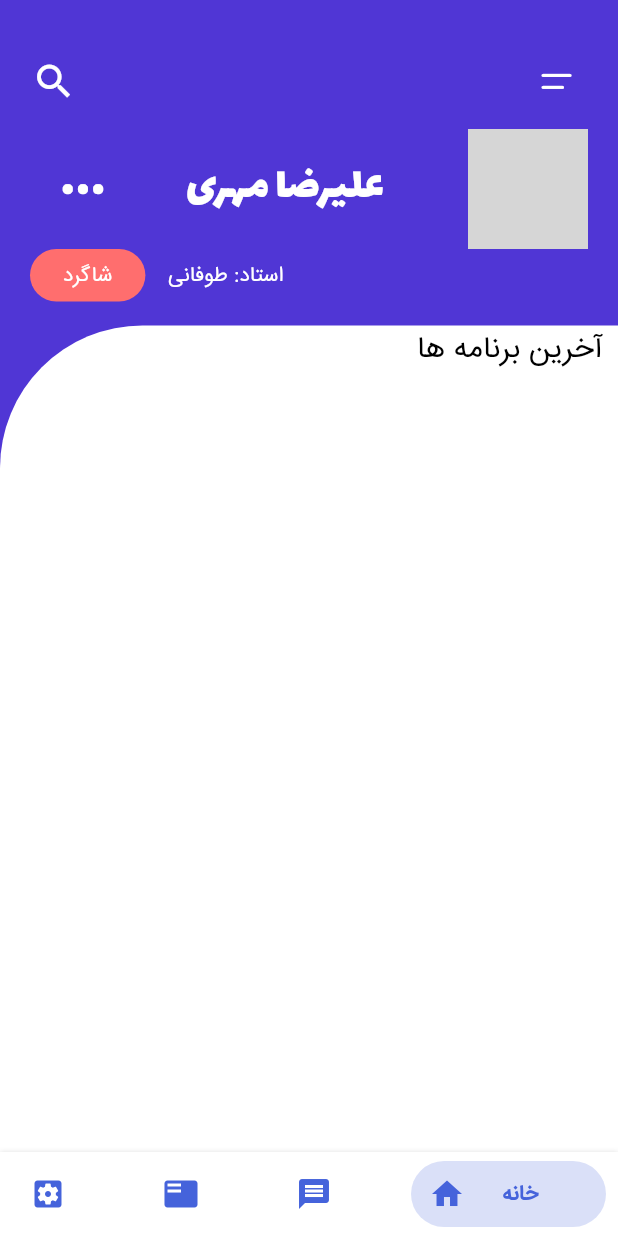
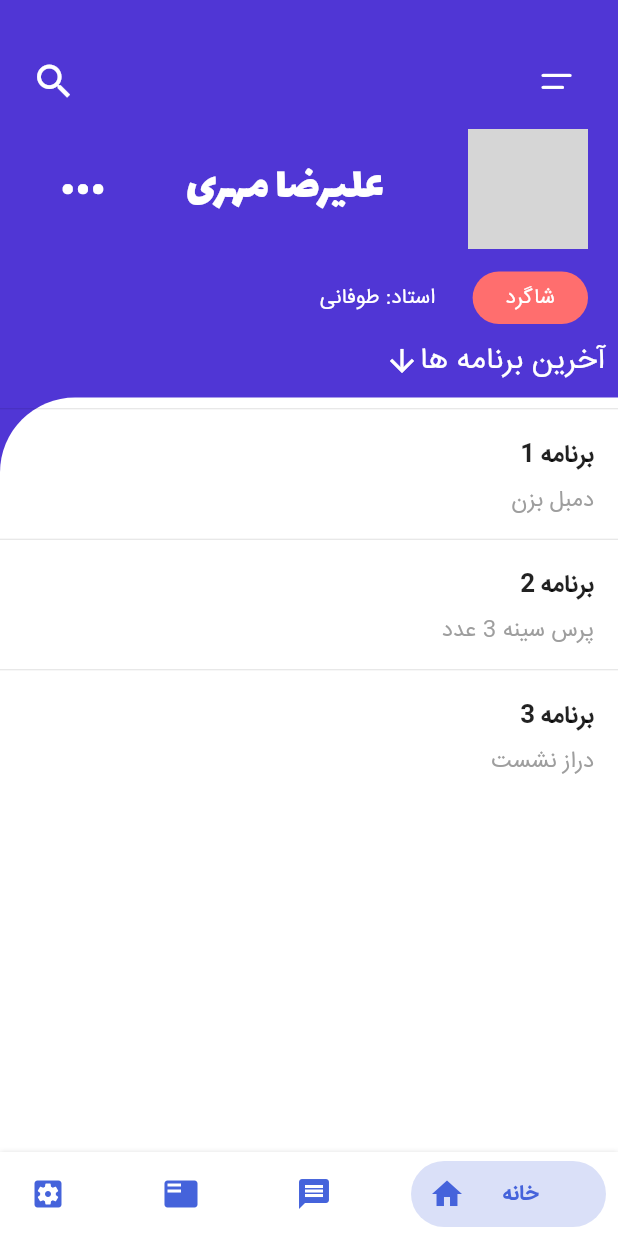
Before and after one commit to alireza-mehri/planner, a Flutter app: the Homemain screen opened by its route, on a phone screen of 412 x 824 dp. Run offline on Flutter 3.47's test engine with Material 2 defaults, Android fonts, the phone set to English and light mode, and no system bars; our stand-ins replace flare_flutter, font_awesome_flutter; network calls fail; project files that could hold a hidden picture were left out; grey boxes are pictures that could not be loaded.

Commit message:
home ltr + items + chat page V0.6

```diff
--- /dev/null
+++ b/planner/lib/components/drawer.dart
@@ -0,0 +1,93 @@
+import 'package:flutter/material.dart';
+
+
+Drawer buildDrawerLayout(BuildContext context) {
+  return new Drawer(
+    child: new ListView(
+      children: <Widget>[
+        new DrawerHeader(
+          padding: EdgeInsets.zero,
+          child: new Container(
+            decoration: new BoxDecoration(
+              gradient: new LinearGradient(
+                colors: <Color>[
+                  const Color(0xFF3594DD),
+                  const Color(0xFF5B16D0),
+                ],
+                begin: Alignment.topCenter,
+                end:  Alignment.bottomCenter
+              )
+            ),
+            child: new Stack(
+              children: <Widget>[
+                new Align(
+                  alignment: Alignment.bottomRight,
+                  child: new Padding(
+                    padding: const EdgeInsets.only(right: 16 , bottom: 16),
+                    child : new Text('مربی تست' , style: TextStyle(fontSize: 18, color: Colors.white,fontFamily: "Lalezar"))
+                  ),
+                ),
+                new Align(
+                  alignment: Alignment.topRight,
+                  child: new ListTile(
+                    leading: Container( //axe profile home
+                                    width: 50.0,
+                                    height: 50.0,
+                                    decoration: new BoxDecoration(
+                                        shape: BoxShape.circle,
+                                        image: new DecorationImage(
+                                        fit: BoxFit.fill,
+                                        image: new NetworkImage(
+                                              "http://alirezamehri.ir/img/avatar.png")
+                                              )
+                              )
+                              ),
+                    title: new Text('علیرضا مهری', style: TextStyle(color: Colors.white)),
+                  ),
+                )
+              ],
+            ),
+          )
+        ),
+        new ListTile(
+          trailing: new Text('7' , style: TextStyle(fontSize: 16 , fontWeight: FontWeight.bold)),
+          leading: new Icon(Icons.list),
+          title: new Text('برنامه ها'),
+          onTap: () {},
+        ),
+        new ListTile(
+          trailing: new Text('1' , style: TextStyle(fontSize: 16 , fontWeight: FontWeight.bold)),
+          leading: new Icon(Icons.person),
+          title: new Text('مربی ها'),
+          onTap: () {
+            //Navigator.pop(context);
+           // Navigator.push(context, new MaterialPageRoute(builder: (context) => new CreateChatScreen()));
+          },
+        ),
+//        new Padding(
+//          padding: const EdgeInsets.symmetric(horizontal: 16),
+//          child: new Row(
+//            mainAxisAlignment: MainAxisAlignment.spaceBetween,
+//            children: <Widget>[
+//              new Row(
+//                children: <Widget>[
+//                  new Icon(Icons.shopping_cart),
+//                  new Padding(
+//                    padding: const EdgeInsets.only(right: 16),
+//                    child: new Text('محصولات' , style: TextStyle(fontWeight: FontWeight.bold)),
+//                  )
+//                ],
+//              ),
+//              new Text('5' , style: TextStyle(fontSize: 16 , fontWeight: FontWeight.bold)),
+//            ],
+//          ),
+//        ),
+        new ListTile(
+          leading: new Icon(Icons.call),
+          title: new Text('تماس با ما'),
+          onTap: () {},
+        ),
+      ],
+    ),
+  );
+}
--- a/planner/lib/models/chat_model.dart
+++ b/planner/lib/models/chat_model.dart
@@ -12,8 +12,7 @@ List<ChatModel> dummyData = [
       name: "علیرضا مهری",
       message: "سلام چطوری ؟",
       time: "12:30",
-      avatarUrl:
-          "http://alirezamehri.ir/img/avatar.png"),
+      avatarUrl: "http://alirezamehri.ir/img/avatar.png"),
   new ChatModel(
       name: "سینا فرشی",
       message: "سلام, امروز چیکاره ایم ؟",
@@ -27,13 +26,13 @@ List<ChatModel> dummyData = [
       avatarUrl:
           "http://www.usanetwork.com/sites/usanetwork/files/styles/629x720/public/suits_cast_harvey.jpg?itok=fpTOeeBb"),
   new ChatModel(
-      name: "فاطمه محمدیان",
-      message: "سلام دوره فلاتر کی به اتمام میرسه ؟",
+      name: "سعید",
+      message: "خوبی؟",
       time: "10:30",
       avatarUrl:
           "http://www.usanetwork.com/sites/usanetwork/files/styles/629x720/public/suits_cast_harvey.jpg?itok=fpTOeeBb"),
   new ChatModel(
-      name: "حسین بابای",
+      name: "مهندس",
       message: "salaaam Alii :))",
       time: "12:30",
       avatarUrl:
--- /dev/null
+++ b/planner/lib/models/plan_model.dart
@@ -0,0 +1,22 @@
+class PlanModel {
+  final String name;
+  final String text;
+
+  PlanModel({this.name, this.text});
+}
+
+List<PlanModel> planData = [
+  new PlanModel(
+      name: "برنامه 1",
+      text: "دمبل بزن",
+),
+  new PlanModel(
+      name: "برنامه 2",
+      text: "پرس سینه 3 عدد",
+),
+  new PlanModel(
+      name: "برنامه 3",
+      text: "دراز نشست",
+),
+
+];
--- a/planner/lib/ui/pages/Home.dart
+++ b/planner/lib/ui/pages/Home.dart
@@ -1,15 +1,25 @@
 import 'package:flutter/material.dart';
+import 'package:planner/components/drawer.dart';
+import 'package:planner/models/chat_model.dart';
+import 'package:planner/models/plan_model.dart';
 
 import 'customIcons.dart';
+
 class Home extends StatefulWidget {
   @override
   _HomeState createState() => _HomeState();
 }
 
 class _HomeState extends State<Home> {
+  final GlobalKey<ScaffoldState> _scaffoldKey = new GlobalKey<ScaffoldState>();
+
   @override
   Widget build(BuildContext context) {
-    return Scaffold(
+    return new Directionality(
+        textDirection: TextDirection.rtl,
+        child: Scaffold(
+          key: _scaffoldKey,
+          drawer: buildDrawerLayout(context),
           backgroundColor: Color(0xFF5036D5),
           body: SingleChildScrollView(
             child: Column(
@@ -22,15 +32,15 @@ class _HomeState extends State<Home> {
                     children: <Widget>[
                       IconButton(
                         icon: Icon(
-                        Icons.search,
+                          CustomIcons.menu,
                           color: Colors.white,
                           size: 30.0,
                         ),
-                      onPressed: () {},
+                        onPressed: () => _scaffoldKey.currentState.openDrawer(),
                       ),
                       IconButton(
                         icon: Icon(
-                        CustomIcons.menu,
+                          Icons.search,
                           color: Colors.white,
                           size: 30.0,
                         ),
@@ -44,7 +54,23 @@ class _HomeState extends State<Home> {
                   child: Row(
                     mainAxisAlignment: MainAxisAlignment.spaceBetween,
                     children: <Widget>[
-
+                      Container(
+                          //axe profile home
+                          width: 80.0,
+                          height: 80.0,
+                          decoration: new BoxDecoration(
+                              shape: BoxShape.circle,
+                              image: new DecorationImage(
+                                  fit: BoxFit.fill,
+                                  image: new NetworkImage(
+                                      "http://alirezamehri.ir/img/avatar.png")))),
+                      Text("علیرضا مهری",
+                          style: TextStyle(
+                            color: Colors.white,
+                            fontSize: 30.0,
+                            fontFamily: "Lalezar",
+                            letterSpacing: 2.0,
+                          )),
                       new PopupMenuButton<String>(
                           icon: Icon(
                             CustomIcons.option,
@@ -52,52 +78,35 @@ class _HomeState extends State<Home> {
                             color: Colors.white,
                           ),
                           color: Colors.white,
-                      onSelected: (String choice){print(choice);},
-                      itemBuilder: (BuildContext context){
+                          onSelected: (String choice) {
+                            print(choice);
+                          },
+                          itemBuilder: (BuildContext context) {
                             return [
                               new PopupMenuItem(
                                   value: 'edit',
                                   child: new Row(
-                              mainAxisAlignment:  MainAxisAlignment.end,
+                                    mainAxisAlignment: MainAxisAlignment.end,
                                     children: <Widget>[
                                       Text('ویرایش'),
-                            ],)
-                          ),
+                                    ],
+                                  )),
                               new PopupMenuItem(
                                   value: 'exit',
                                   child: new Row(
-                              mainAxisAlignment:  MainAxisAlignment.end,
+                                    mainAxisAlignment: MainAxisAlignment.end,
                                     children: <Widget>[
                                       Text('خروج'),
-                            ],)
-                          ),
+                                    ],
+                                  )),
                             ];
-                      }
-                    ),
-                    Text("علیرضا مهری",
-                        style: TextStyle(
-                          color: Colors.white,
-                          fontSize: 30.0,
-                          fontFamily: "Lalezar",
-                          letterSpacing: 2.0,
-                        )),
-                        Container( //axe profile home
-                                    width: 80.0,
-                                    height: 80.0,
-                                    decoration: new BoxDecoration(
-                                        shape: BoxShape.circle,
-                                        image: new DecorationImage(
-                                        fit: BoxFit.fill,
-                                        image: new NetworkImage(
-                                              "http://alirezamehri.ir/img/avatar.png")
-                                              )
-                              )
-                              ),
+                          }),
                     ],
                   ),
                 ),
                 Padding(
-                padding : const EdgeInsets.only(left: 20.0),
+                  padding:
+                      const EdgeInsets.only(left: 10.0, right: 20.0, top: 15),
                   child: Row(
                     children: <Widget>[
                       Container(
@@ -114,41 +123,75 @@ class _HomeState extends State<Home> {
                           ),
                         ),
                       ),
-
                       SizedBox(
-                      width: 15.0,
+                        width: 25.0,
                       ),
                       Text("استاد: طوفانی",
                           style: TextStyle(color: Colors.white))
                     ],
                   ),
                 ),
-
-             Padding(padding: EdgeInsets.all(8.0),),
+                Padding(
+                  padding: EdgeInsets.all(8.0),
+                  child: Row(children: <Widget>[Text("آخرین برنامه ها",
+                              textDirection: TextDirection.rtl,
+                              style: TextStyle(
+                                color: Colors.white,
+                                fontSize: 20.0,
+                                fontFamily: "Iransans",
+                                letterSpacing: 1.0,
+                              )),
+                              Icon(
+      Icons.arrow_downward,
+      color: Colors.white,
+      size: 24.0,
+      semanticLabel: 'Text to announce in accessibility modes',
+    ),
+                              ],)
+                ),
                 Container(
                     height: MediaQuery.of(context).size.height - 185.0,
                     decoration: BoxDecoration(
                       color: Colors.white,
-              borderRadius: BorderRadius.only(topLeft: Radius.circular(95.0)),
+                      borderRadius:
+                          BorderRadius.only(topLeft: Radius.circular(50.0)),
                     ),
-            child: ListView(
+                    //items in home page
+                    child: new ListView.builder(
+
+          itemCount: planData.length,
+          itemBuilder: (context, index) {
+            return new Column(
               children: <Widget>[
-                    Padding(padding: EdgeInsets.only(right: 10.0,left: 10.0),child: Text("آخرین برنامه ها",textDirection: TextDirection.rtl,
-                        style: TextStyle(
-                          color: Colors.black,
-                          fontSize: 20.0,
-                          fontFamily: "Iransans",
-                          letterSpacing: 1.0,
-                        )),
+
+                new Divider(
+                  height: 15,
                 ),
-
-                        //khat keshide shavad................
-            ],)
-
+                new ListTile(
+                  title: new Row(
+                    mainAxisAlignment: MainAxisAlignment.spaceBetween,
+                    children: <Widget>[
+                      new Text(
+                        planData[index].name,
+                        style: new TextStyle(fontWeight: FontWeight.bold),
+                      ),
+                    ],
+                  ),
+                  subtitle: new Container(
+                    padding: const EdgeInsets.only(top: 5),
+                    child: new Text(
+                      planData[index].text,
+                      style: new TextStyle(color: Colors.grey, fontSize: 15),
+                    ),
+                  ),
+                )
+              ],
+            );
+          }),
                     ),
               ],
             ),
           ),
-            );
+        ));
   }
 }
--- a/planner/lib/ui/pages/massages.dart
+++ b/planner/lib/ui/pages/massages.dart
@@ -9,9 +9,11 @@ class Massage extends StatefulWidget {
 class _MassageState extends State<Massage> {
   @override
   Widget build(BuildContext context) {
-    return new ListView.builder(
-        itemCount: dummyData.length ,
-        itemBuilder: (context , index) {
+    return new Directionality(
+      textDirection: TextDirection.rtl,
+      child: new ListView.builder(
+          itemCount: dummyData.length,
+          itemBuilder: (context, index) {
             return new Column(
               children: <Widget>[
                 new Divider(
@@ -19,11 +21,12 @@ class _MassageState extends State<Massage> {
                 ),
                 new ListTile(
                   leading: new CircleAvatar(
-                  backgroundImage: new NetworkImage(dummyData[index].avatarUrl),
+                    backgroundImage:
+                        new NetworkImage(dummyData[index].avatarUrl),
                     backgroundColor: Colors.grey,
                   ),
                   title: new Row(
-                  mainAxisAlignment: MainAxisAlignment.spaceBetween ,
+                    mainAxisAlignment: MainAxisAlignment.spaceBetween,
                     children: <Widget>[
                       new Text(
                         dummyData[index].name,
@@ -31,21 +34,21 @@ class _MassageState extends State<Massage> {
                       ),
                       new Text(
                         dummyData[index].time,
-                      style: new TextStyle(color: Colors.grey , fontSize: 14),
+                        style: new TextStyle(color: Colors.grey, fontSize: 14),
                       )
                     ],
                   ),
                   subtitle: new Container(
-                  padding : const EdgeInsets.only(top: 5),
+                    padding: const EdgeInsets.only(top: 5),
                     child: new Text(
                       dummyData[index].message,
-                    style: new TextStyle(color: Colors.grey , fontSize: 15),
+                      style: new TextStyle(color: Colors.grey, fontSize: 15),
                     ),
                   ),
                 )
               ],
             );
-        }
+          }),
     );
   }
 }
```
Lines whose indentation alone changed are shown as unchanged.
